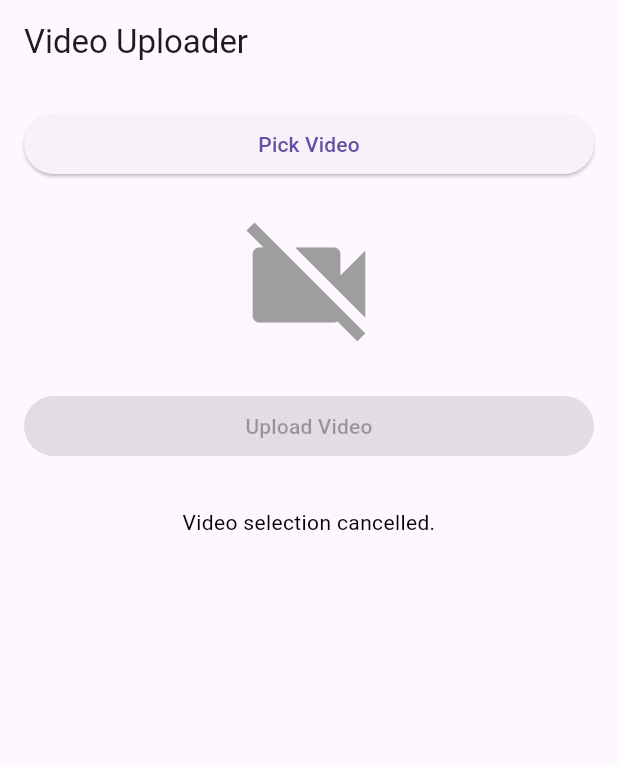
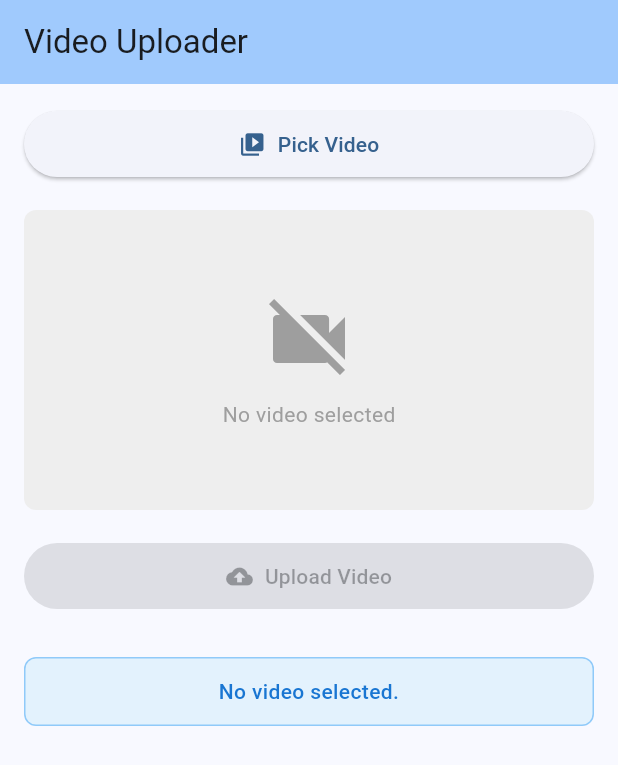
Before and after one commit to abdelrahman-abied/video_uploader, a Flutter app: the screen it shows after launch, after a tap on "Pick Video", on a phone screen of 412 x 824 dp. Shown: the top 765 px of the screen. Run offline on Flutter 3.47's test engine with Material 3 defaults, Android fonts, the phone set to English and light mode, and no system bars; our stand-ins replace dio, flutter_riverpod, image_picker, retrofit; generated files the repository leaves out were written again.

Commit message:
feat: Update iOS deployment target to 13.0
refactor: Remove old ApiClient and implement VideoRemoteDataSource for video uploads

feat: Add FileResponseModel and its JSON serialization

feat: Implement VideoRepository for handling video uploads

feat: Set up dependency injection for video upload functionality using Riverpod

feat: Create VideoUploadNotifier for managing video upload state

feat: Develop VideoUploadScreen for user interaction with video upload

feat: Add VideoPlayerWidget for video preview functionality

chore: Update dependencies in pubspec.yaml and pubspec.lock

```diff
--- a/lib/api_client.dart
+++ /dev/null
@@ -1,20 +0,0 @@
-import 'dart:io';
-import 'package:dio/dio.dart' hide Headers;
-import 'package:retrofit/retrofit.dart';
-import 'package:video_uploader/response.dart';
-
-part 'api_client.g.dart'; // This file will be generated
-
-@RestApi(baseUrl: "https://api.escuelajs.co/api/v1") // <<< Changed base URL to file.io
-abstract class ApiClient {
-  factory ApiClient(Dio dio, {String baseUrl}) = _ApiClient;
-
-  // file.io's API is simpler; it expects the file directly in the multipart form,
-  // usually named "file". We don't need a separate "description" for file.io.
-  @POST("/files/upload") // <<< Added the expiry parameter directly to the URL
-  @MultiPart()
-  @Headers(<String, dynamic>{
-    "Content-Type": "multipart/form-data",
-  })
-  Future<FileResponse> uploadFileIo(@Part(name: "file") File file) ;
-}
--- /dev/null
+++ b/lib/di/providers.dart
@@ -0,0 +1,43 @@
+import 'package:dio/dio.dart';
+import 'package:flutter_riverpod/flutter_riverpod.dart';
+
+import '../data/datasources/video_remote_datasource.dart';
+import '../data/repositories/video_repository_impl.dart';
+import '../domain/repositories/video_repository.dart';
+import '../domain/usecases/upload_video_usecase.dart';
+import '../presentation/providers/video_upload_notifier.dart';
+
+// Dio provider
+final dioProvider = Provider<Dio>((ref) {
+  return Dio(
+    BaseOptions(
+      contentType: 'application/json',
+      connectTimeout: const Duration(seconds: 30),
+      receiveTimeout: const Duration(seconds: 30),
+    ),
+  );
+});
+
+// Data source provider
+final videoRemoteDataSourceProvider = Provider<VideoRemoteDataSource>((ref) {
+  final dio = ref.watch(dioProvider);
+  return VideoRemoteDataSource(dio);
+});
+
+// Repository provider
+final videoRepositoryProvider = Provider<VideoRepository>((ref) {
+  final dio = ref.watch(dioProvider);
+  return VideoRepositoryImpl(dio: dio);
+});
+
+// Use case provider
+final uploadVideoUseCaseProvider = Provider<UploadVideoUseCase>((ref) {
+  final repository = ref.watch(videoRepositoryProvider);
+  return UploadVideoUseCase(repository);
+});
+
+// State notifier provider
+final videoUploadNotifierProvider = StateNotifierProvider<VideoUploadNotifier, VideoUploadState>((ref) {
+  final useCase = ref.watch(uploadVideoUseCaseProvider);
+  return VideoUploadNotifier(useCase);
+});
--- /dev/null
+++ b/lib/domain/usecases/upload_video_usecase.dart
@@ -0,0 +1,22 @@
+import 'dart:io';
+
+import '../entities/video_upload_result.dart';
+import '../repositories/video_repository.dart';
+
+class UploadVideoUseCase {
+  final VideoRepository repository;
+
+  UploadVideoUseCase(this.repository);
+
+  Future<VideoUploadResult> execute(File videoFile) async {
+    if (!await videoFile.exists()) {
+      return VideoUploadResult.failure(errorMessage: 'Video file does not exist');
+    }
+
+    try {
+      return await repository.uploadVideo(videoFile);
+    } catch (e) {
+      return VideoUploadResult.failure(errorMessage: 'Failed to upload video: $e');
+    }
+  }
+}
--- a/lib/main.dart
+++ b/lib/main.dart
@@ -1,25 +1,10 @@
-import 'dart:io';
+import 'package:flutter/material.dart';
+import 'package:flutter_riverpod/flutter_riverpod.dart';
 
-import 'package:dio/dio.dart';
-import 'package:flutter/material.dart';
-import 'package:image_picker/image_picker.dart';
-import 'package:video_player/video_player.dart';
-import 'package:video_uploader/api_client.dart';
-
-
-
-
-
-
-
-
-
-
-
-
+import 'presentation/screens/video_upload_screen.dart';
 
 void main() {
-  runApp(const MyApp());
+  runApp(const ProviderScope(child: MyApp()));
 }
 
 class MyApp extends StatelessWidget {
@@ -29,142 +14,8 @@ class MyApp extends StatelessWidget {
   Widget build(BuildContext context) {
     return MaterialApp(
       title: 'Video Uploader',
-      theme: ThemeData(primarySwatch: Colors.blue),
+      theme: ThemeData(colorScheme: ColorScheme.fromSeed(seedColor: Colors.blue), useMaterial3: true),
       home: const VideoUploadScreen(),
     );
   }
 }
-
-class VideoUploadScreen extends StatefulWidget {
-  const VideoUploadScreen({super.key, this.child});
-  final Widget? child;
-  @override
-  State<VideoUploadScreen> createState() => _VideoUploadScreenState();
-}
-
-class _VideoUploadScreenState extends State<VideoUploadScreen> {
-  File? _pickedVideo;
-  final ImagePicker _picker = ImagePicker();
-  late ApiClient _apiClient;
-  String _uploadStatus = "No video selected.";
-  bool _isUploading = false;
-  late VideoPlayerController _controller;
-
-  @override
-  void initState() {
-    super.initState();
-    final dio = Dio(BaseOptions(contentType: 'application/json'));
-
-    _apiClient = ApiClient(dio);
-  }
-
-  Future<void> _pickVideo() async {
-    try {
-      final XFile? pickedFile = await _picker.pickVideo(source: ImageSource.gallery);
-      if (pickedFile != null) {
-        setState(() {
-          _pickedVideo = File(pickedFile.path);
-
-          _uploadStatus = "Video selected: ${_pickedVideo!.path.split('/').last}";
-        });
-        _controller = VideoPlayerController.networkUrl(Uri.parse(pickedFile.path))..initialize().then((_) {
-          setState(() {
-            _controller.play();
-          });
-        });
-      } else {
-        setState(() {
-          _uploadStatus = "Video selection cancelled.";
-        });
-      }
-    } catch (e) {
-      setState(() {
-        _uploadStatus = "Error picking video: $e";
-      });
-    }
-  }
-
-  Future<void> _uploadVideo() async {
-    if (_pickedVideo == null) {
-      setState(() {
-        _uploadStatus = "Please pick a video first.";
-      });
-      return;
-    }
-
-    setState(() {
-      _isUploading = true;
-      _uploadStatus = "Uploading...";
-    });
-
-    try {
-
-      final response = await _apiClient.uploadFileIo(_pickedVideo!);
-
-      if (response.filename != null) {
-        setState(() {
-          _uploadStatus = "Video uploaded successfully! Filename: ${response.filename}";
-          _pickedVideo = null;
-        });
-      } else {
-        setState(() {
-          _uploadStatus = "Failed to upload video: ${response.filename ?? 'Unknown error'}";
-        });
-      }
-    } on DioException catch (e) {
-      setState(() {
-        _uploadStatus = "Upload error: ${e.response?.statusCode ?? e.type}";
-      });
-    } catch (e) {
-      setState(() {
-        _uploadStatus = "An unexpected error occurred: $e";
-      });
-    } finally {
-      setState(() {
-        _isUploading = false;
-      });
-    }
-  }
-  @override
-  Widget build(BuildContext context) {
-    return Scaffold(
-      appBar: AppBar(title: const Text('Video Uploader')),
-      body: Padding(
-        padding: const EdgeInsets.all(16.0),
-        child: Column(
-          crossAxisAlignment: CrossAxisAlignment.stretch,
-          children: [
-            ElevatedButton(onPressed: _isUploading ? null : _pickVideo, child: const Text('Pick Video')),
-            const SizedBox(height: 20),
-            _pickedVideo != null
-                ? AspectRatio(aspectRatio: 1 , child: VideoPlayer(_controller))
-                : const Center(child: Icon(Icons.videocam_off, size: 100, color: Colors.grey)),
-            const SizedBox(height: 20),
-            ElevatedButton(
-              onPressed: _isUploading || _pickedVideo == null ? null : _uploadVideo,
-              child: _isUploading ? const CircularProgressIndicator(color: Colors.white) : const Text('Upload Video'),
-            ),
-            const SizedBox(height: 20),
-            if (_isUploading)
-              LinearProgressIndicator(
-                backgroundColor: Colors.grey[300],
-                valueColor: const AlwaysStoppedAnimation<Color>(Colors.blue),
-              ),
-            const SizedBox(height: 10),
-            Text(
-              _uploadStatus,
-              textAlign: TextAlign.center,
-              style: TextStyle(color: _uploadStatus.contains("Error") ? Colors.red : Colors.black),
-            ),
-          ],
-        ),
-      ),
-    );
-  }
-  @override
-  void dispose() {
-    // It's crucial to dispose of the controller to free up resources.
-    _controller.dispose();
-    super.dispose();
-  }
-}
--- /dev/null
+++ b/lib/presentation/providers/video_upload_notifier.dart
@@ -0,0 +1,90 @@
+import 'dart:io';
+
+import 'package:flutter_riverpod/flutter_riverpod.dart';
+import 'package:image_picker/image_picker.dart';
+
+import '../../domain/usecases/upload_video_usecase.dart';
+
+// State class
+class VideoUploadState {
+  final File? selectedVideo;
+  final String status;
+  final bool isUploading;
+  final bool isPicking;
+
+  const VideoUploadState({
+    this.selectedVideo,
+    this.status = "No video selected.",
+    this.isUploading = false,
+    this.isPicking = false,
+  });
+
+  VideoUploadState copyWith({File? selectedVideo, String? status, bool? isUploading, bool? isPicking}) {
+    return VideoUploadState(
+      selectedVideo: selectedVideo ?? this.selectedVideo,
+      status: status ?? this.status,
+      isUploading: isUploading ?? this.isUploading,
+      isPicking: isPicking ?? this.isPicking,
+    );
+  }
+
+  bool get hasVideo => selectedVideo != null;
+}
+
+// StateNotifier
+class VideoUploadNotifier extends StateNotifier<VideoUploadState> {
+  final UploadVideoUseCase _uploadVideoUseCase;
+  final ImagePicker _picker = ImagePicker();
+
+  VideoUploadNotifier(this._uploadVideoUseCase) : super(const VideoUploadState());
+
+  Future<void> pickVideo() async {
+    state = state.copyWith(isPicking: true);
+
+    try {
+      final XFile? pickedFile = await _picker.pickVideo(source: ImageSource.gallery);
+
+      if (pickedFile != null) {
+        final videoFile = File(pickedFile.path);
+        state = state.copyWith(
+          selectedVideo: videoFile,
+          status: "Video selected: ${videoFile.path.split('/').last}",
+          isPicking: false,
+        );
+      } else {
+        state = state.copyWith(selectedVideo: null, status: "No video selected.", isPicking: false);
+      }
+    } catch (e) {
+      state = state.copyWith(selectedVideo: null, status: "Error picking video: $e", isPicking: false);
+    }
+  }
+
+  Future<void> uploadVideo() async {
+    if (state.selectedVideo == null) {
+      state = state.copyWith(status: "Please pick a video first.");
+      return;
+    }
+
+    state = state.copyWith(isUploading: true, status: "Uploading...");
+
+    try {
+      final result = await _uploadVideoUseCase.execute(state.selectedVideo!);
+
+      if (result.isSuccess) {
+        state = state.copyWith(
+          status: "Video uploaded successfully! Filename: ${result.filename}",
+          selectedVideo: null,
+          isUploading: false,
+        );
+      } else {
+        state = state.copyWith(status: "Failed to upload video: ${result.errorMessage}", isUploading: false);
+      }
+    } catch (e) {
+      state = state.copyWith(status: "An unexpected error occurred: $e", isUploading: false);
+    }
+  }
+
+  void reset() {
+    state = const VideoUploadState();
+  }
+}
--- /dev/null
+++ b/lib/presentation/screens/video_upload_screen.dart
@@ -0,0 +1,110 @@
+import 'package:flutter/material.dart';
+import 'package:flutter_riverpod/flutter_riverpod.dart';
+
+import '../../di/providers.dart';
+import '../providers/video_upload_notifier.dart';
+import '../widgets/video_player_widget.dart';
+
+class VideoUploadScreen extends ConsumerWidget {
+  const VideoUploadScreen({super.key});
+
+  @override
+  Widget build(BuildContext context, WidgetRef ref) {
+    final videoUploadState = ref.watch(videoUploadNotifierProvider);
+    final videoUploadNotifier = ref.read(videoUploadNotifierProvider.notifier);
+
+    return Scaffold(
+      appBar: AppBar(
+        title: const Text('Video Uploader'),
+        backgroundColor: Theme.of(context).colorScheme.inversePrimary,
+      ),
+      body: Padding(
+        padding: const EdgeInsets.all(16.0),
+        child: Column(
+          crossAxisAlignment: CrossAxisAlignment.stretch,
+          children: [
+            _buildPickVideoButton(videoUploadState, videoUploadNotifier),
+            const SizedBox(height: 20),
+            _buildVideoPlayer(videoUploadState),
+            const SizedBox(height: 20),
+            _buildUploadButton(videoUploadState, videoUploadNotifier),
+            const SizedBox(height: 20),
+            _buildProgressIndicator(videoUploadState),
+            const SizedBox(height: 10),
+            _buildStatusText(videoUploadState),
+          ],
+        ),
+      ),
+    );
+  }
+
+  Widget _buildPickVideoButton(VideoUploadState state, VideoUploadNotifier notifier) {
+    return ElevatedButton.icon(
+      onPressed: state.isPicking || state.isUploading ? null : notifier.pickVideo,
+      icon: state.isPicking
+          ? const SizedBox(width: 16, height: 16, child: CircularProgressIndicator(strokeWidth: 2))
+          : const Icon(Icons.video_library),
+      label: Text(state.isPicking ? 'Picking...' : 'Pick Video'),
+      style: ElevatedButton.styleFrom(padding: const EdgeInsets.symmetric(vertical: 12)),
+    );
+  }
+
+  Widget _buildVideoPlayer(VideoUploadState state) {
+    if (state.selectedVideo != null) {
+      return VideoPlayerWidget(videoFile: state.selectedVideo!);
+    } else {
+      return Container(
+        height: 200,
+        decoration: BoxDecoration(color: Colors.grey[200], borderRadius: BorderRadius.circular(8)),
+        child: const Center(
+          child: Column(
+            mainAxisAlignment: MainAxisAlignment.center,
+            children: [
+              Icon(Icons.videocam_off, size: 64, color: Colors.grey),
+              SizedBox(height: 8),
+              Text('No video selected', style: TextStyle(color: Colors.grey)),
+            ],
+          ),
+        ),
+      );
+    }
+  }
+
+  Widget _buildUploadButton(VideoUploadState state, VideoUploadNotifier notifier) {
+    return ElevatedButton.icon(
+      onPressed: (state.isUploading || !state.hasVideo) ? null : notifier.uploadVideo,
+      icon: state.isUploading
+          ? const SizedBox(width: 16, height: 16, child: CircularProgressIndicator(strokeWidth: 2, color: Colors.white))
+          : const Icon(Icons.cloud_upload),
+      label: Text(state.isUploading ? 'Uploading...' : 'Upload Video'),
+      style: ElevatedButton.styleFrom(padding: const EdgeInsets.symmetric(vertical: 12)),
+    );
+  }
+
+  Widget _buildProgressIndicator(VideoUploadState state) {
+    if (!state.isUploading) return const SizedBox.shrink();
+
+    return LinearProgressIndicator(
+      backgroundColor: Colors.grey[300],
+      valueColor: const AlwaysStoppedAnimation<Color>(Colors.blue),
+    );
+  }
+
+  Widget _buildStatusText(VideoUploadState state) {
+    final isError = state.status.contains("Error") || state.status.contains("Failed");
+
+    return Container(
+      padding: const EdgeInsets.all(12),
+      decoration: BoxDecoration(
+        color: isError ? Colors.red[50] : Colors.blue[50],
+        borderRadius: BorderRadius.circular(8),
+        border: Border.all(color: isError ? Colors.red[200]! : Colors.blue[200]!),
+      ),
+      child: Text(
+        state.status,
+        textAlign: TextAlign.center,
+        style: TextStyle(color: isError ? Colors.red[700] : Colors.blue[700], fontWeight: FontWeight.w500),
+      ),
+    );
+  }
+}
--- a/lib/response.dart
+++ /dev/null
@@ -1,14 +0,0 @@
-import 'package:json_annotation/json_annotation.dart';
-
-part 'response.g.dart';
-
-@JsonSerializable(createToJson: false)
-class FileResponse {
-  FileResponse({required this.originalname, required this.filename, required this.location});
-
-  final String? originalname;
-  final String? filename;
-  final String? location;
-
-  factory FileResponse.fromJson(Map<String, dynamic> json) => _$FileResponseFromJson(json);
-}
--- a/pubspec.yaml
+++ b/pubspec.yaml
@@ -40,6 +40,7 @@ dependencies:
   image_picker: ^1.1.2
   mime: ^2.0.0
   video_player: ^2.10.0
+  flutter_riverpod: ^2.5.1
 
 dev_dependencies:
   flutter_test:
@@ -50,7 +51,7 @@ dev_dependencies:
   # activated in the `analysis_options.yaml` file located at the root of your
   # package. See that file for information about deactivating specific lint
   # rules and activating additional ones.
-  flutter_lints: ^5.0.0
+  flutter_lints: ^6.0.0
   retrofit_generator: ^10.0.1
   build_runner: ^2.6.0
   json_serializable: ^6.10.0
```
Also changed, not shown: lib/data/datasources/video_remote_datasource.dart (added, +18 -0 lines), lib/data/models/file_response_model.dart (added, +14 -0 lines), lib/data/repositories/video_repository_impl.dart (added, +34 -0 lines), lib/domain/entities/video_upload_result.dart (added, +21 -0 lines), lib/domain/repositories/video_repository.dart (added, +7 -0 lines), lib/presentation/widgets/video_player_widget.dart (added, +38 -0 lines), lib/data/datasources/video_remote_datasource.g.dart, lib/data/models/file_response_model.g.dart (added), lib/response.g.dart (deleted), pubspec.lock, 5 other files.
